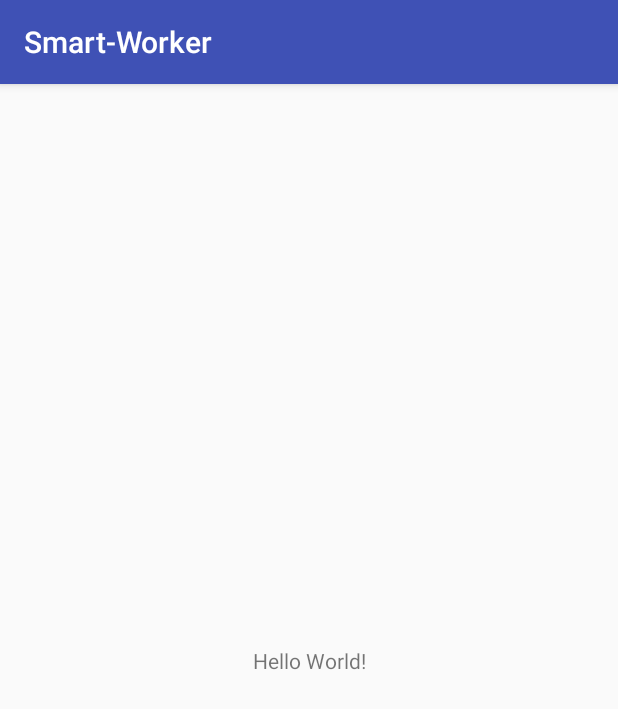
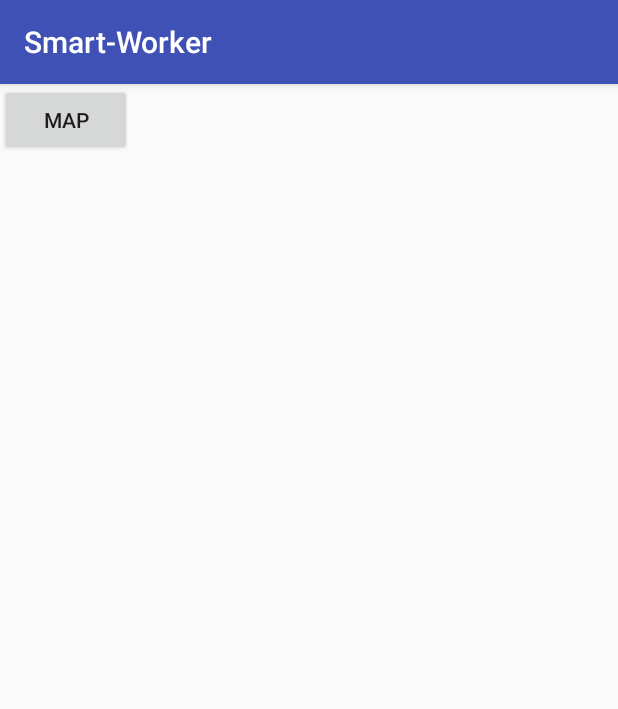
Before and after one commit to chashikajw/Smart-Worker, an Android app: the screen it shows after launch (MainActivity), on a phone screen of 412 x 824 dp. Shown: the top 709 px of the screen. Run offline under Robolectric (Android 15) with nearby library versions, the light colour scheme and no system bars.

Commit message:
add handling map

```diff
--- a/app/src/main/java/dreamso/smart_worker/MainActivity.java
+++ b/app/src/main/java/dreamso/smart_worker/MainActivity.java
@@ -1,13 +1,64 @@
 package dreamso.smart_worker;
 
+import android.app.Dialog;
+import android.content.Intent;
 import android.support.v7.app.AppCompatActivity;
 import android.os.Bundle;
+import android.util.Log;
+import android.view.View;
+import android.widget.Button;
+import android.widget.Toast;
+
+import com.google.android.gms.common.ConnectionResult;
+import com.google.android.gms.common.GoogleApiAvailability;
 
 public class MainActivity extends AppCompatActivity {
+
+    public static final String TAG = "MainActivity";
+    public static final int ERROR_DIALOG_REQUEST = 9001;
 
     @Override
     protected void onCreate(Bundle savedInstanceState) {
         super.onCreate(savedInstanceState);
         setContentView(R.layout.activity_main);
+
+        if(isServicesOK()){
+            init();
+        }
+    }
+
+
+
+    private void init(){
+        Button btnMap = (Button) findViewById(R.id.btnMap);
+
+       btnMap.setOnClickListener(new View.OnClickListener() {
+           @Override
+           public void onClick(View v) {
+               Intent intent = new Intent(MainActivity.this, MapActivity.class);
+               startActivity(intent);
+           }
+       });
+    }
+
+    public boolean isServicesOK(){
+        Log.d(TAG,"isServiceOK: checking google services version");
+
+        int available = GoogleApiAvailability.getInstance().isGooglePlayServicesAvailable(MainActivity.this);
+
+        if(available== ConnectionResult.SUCCESS){
+            //everything ia fine
+            Log.d(TAG,"isServiceOK: Google play service is working");
+            return true;
+        }
+        else if(GoogleApiAvailability.getInstance().isUserResolvableError(available)){
+            //error occurd but we can resolve it
+            Log.d(TAG,"isServiceOK: an error occured but we can fix it");
+            Dialog dialog = GoogleApiAvailability.getInstance().getErrorDialog(MainActivity.this,available,ERROR_DIALOG_REQUEST);
+            dialog.show();
+        }else{
+            Toast.makeText(this, "you can't make map request", Toast.LENGTH_SHORT).show();
+        }
+        return false;
     }
 }
--- a/app/src/main/res/layout/activity_main.xml
+++ b/app/src/main/res/layout/activity_main.xml
@@ -1,18 +1,19 @@
 <?xml version="1.0" encoding="utf-8"?>
-<android.support.constraint.ConstraintLayout xmlns:android="http://schemas.android.com/apk/res/android"
+<RelativeLayout xmlns:android="http://schemas.android.com/apk/res/android"
     xmlns:app="http://schemas.android.com/apk/res-auto"
     xmlns:tools="http://schemas.android.com/tools"
     android:layout_width="match_parent"
     android:layout_height="match_parent"
     tools:context="dreamso.smart_worker.MainActivity">
 
-    <TextView
+    <Button
         android:layout_width="wrap_content"
         android:layout_height="wrap_content"
-        android:text="Hello World!"
-        app:layout_constraintBottom_toBottomOf="parent"
-        app:layout_constraintLeft_toLeftOf="parent"
-        app:layout_constraintRight_toRightOf="parent"
-        app:layout_constraintTop_toTopOf="parent" />
+        android:text="Map"
+        android:id="@+id/btnMap"
+        android:onClick="loadMap"
+        tools:ignore="OnClick" />
 
-</android.support.constraint.ConstraintLayout>
+
+
+</RelativeLayout>
```
Also changed, not shown: 1 other file.
